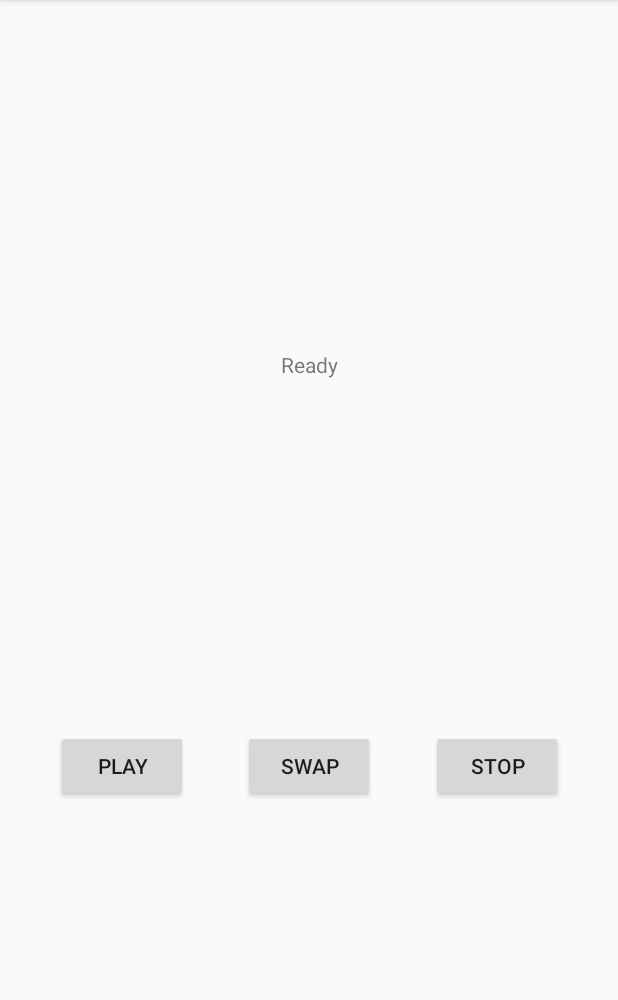
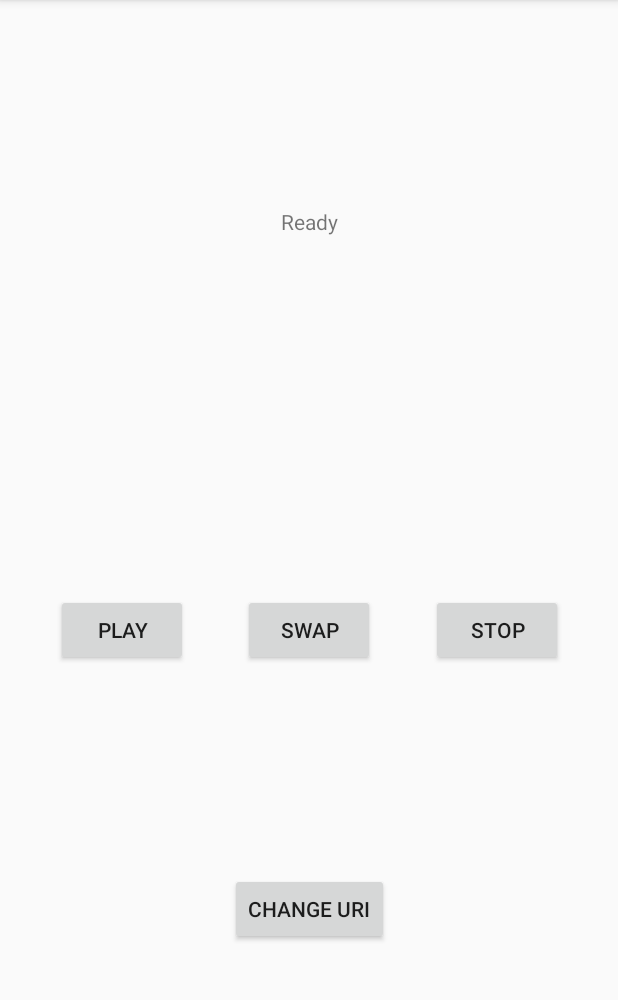
Before and after one commit to ybrid/app-example-android, an Android app: the screen it shows after launch (MainActivity), on a phone screen of 412 x 824 dp, the part 84-1084 px from its top. Run offline under Robolectric (Android 15) with nearby library versions, the phone set to English and light mode, and no system bars; libraries missing offline, so code that uses them is left out: io.ybrid.api, io.ybrid.player; 9 statements that could not run were skipped.

Commit message:
Feature: Support changing MediaEndpoint
Closes: YSDK-128

```diff
--- a/app/src/main/java/io/ybrid/app/example/android/ng/player/AndroidPlayer.java
+++ b/app/src/main/java/io/ybrid/app/example/android/ng/player/AndroidPlayer.java
@@ -18,17 +18,18 @@ import java.net.URI;
 import java.util.ArrayList;
 import java.util.List;
 import java.util.Locale;
+import java.util.Objects;
 
 /**
  * This abstracts the {@link Session}, and {@link YbridPlayer}
  * in a way suitable for Android.
  */
 public final class AndroidPlayer implements Closeable {
-    private static final @NotNull String STREAM_URI = "https://stagecast.ybrid.io/adaptive-demo";
+    private static final @NotNull URI STREAM_URI = URI.create("https://stagecast.ybrid.io/adaptive-demo");
 
     private final @NotNull HandlerThread handlerThread;
     private final @NotNull Handler handler;
-    private final @NotNull Session session;
+    private @Nullable Session session;
     private @Nullable MetadataConsumer metadataConsumer;
     private SessionClient player;
 
@@ -39,9 +40,15 @@ public final class AndroidPlayer implements Closeable {
         handlerThread.start();
         handler = new Handler(handlerThread.getLooper());
 
+        switchURI(STREAM_URI);
+    }
+
+    public void switchURI(@NotNull URI uri) {
+        final @NotNull Session nextSession;
+
         // Create a MediaEndpoint, and a Session from it.
         try {
-            final @NotNull MediaEndpoint mediaEndpoint = new MediaEndpoint(URI.create(STREAM_URI));
+            final @NotNull MediaEndpoint mediaEndpoint = new MediaEndpoint(uri);
             final @NotNull LocaleList list = LocaleList.getAdjustedDefault();
             final @NotNull List<Locale.LanguageRange> languages = new ArrayList<>(list.size());
 
@@ -53,7 +60,7 @@ public final class AndroidPlayer implements Closeable {
 
             mediaEndpoint.setAcceptedLanguages(languages);
 
-            session = mediaEndpoint.createSession();
+            nextSession = mediaEndpoint.createSession();
         } catch (IOException e) {
             e.printStackTrace();
             throw new RuntimeException(e);
@@ -62,6 +69,8 @@ public final class AndroidPlayer implements Closeable {
         // Connect the session.
         handler.post(() -> {
             try {
+                stopOnSameThread();
+                session = nextSession;
                 session.connect();
             } catch (IOException e) {
                 e.printStackTrace();
@@ -85,7 +94,7 @@ public final class AndroidPlayer implements Closeable {
                 synchronized (AndroidPlayer.this) {
                     if (player != null)
                         return;
-                    player = new YbridPlayer(session, null, AndroidAudioOutput::new);
+                    player = new YbridPlayer(Objects.requireNonNull(session), null, AndroidAudioOutput::new);
                     if (metadataConsumer != null)
                         player.setMetadataConsumer(metadataConsumer);
                     player.play();
@@ -97,22 +106,25 @@ public final class AndroidPlayer implements Closeable {
         });
     }
 
+    private synchronized void stopOnSameThread() {
+        try {
+            synchronized (this) {
+                if (player != null)
+                    player.stop();
+                player = null;
+            }
+        } catch (IOException e) {
+            e.printStackTrace();
+            throw new RuntimeException(e);
+        }
+    }
+
     /**
      * Stop playback.
      */
     public void stop() {
         if (player != null) {
-            handler.post(() -> {
-                try {
-                    synchronized (AndroidPlayer.this) {
-                        player.stop();
-                        player = null;
-                    }
-                } catch (IOException e) {
-                    e.printStackTrace();
-                    throw new RuntimeException(e);
-                }
-            });
+            handler.post(this::stopOnSameThread);
         }
     }
 
--- a/app/src/main/res/layout/activity_main.xml
+++ b/app/src/main/res/layout/activity_main.xml
@@ -12,14 +12,16 @@
             android:layout_height="wrap_content" android:id="@+id/status_display"
             app:layout_constraintTop_toTopOf="parent"
             app:layout_constraintBottom_toTopOf="@+id/button_play" app:layout_constraintEnd_toEndOf="parent"
-            app:layout_constraintStart_toStartOf="parent"/>
+            app:layout_constraintStart_toStartOf="parent" app:layout_constraintVertical_chainStyle="spread"/>
     <Button
             android:text="@string/label_play"
             android:layout_width="wrap_content"
             android:layout_height="wrap_content" android:id="@+id/button_play"
             app:layout_constraintStart_toStartOf="parent" app:layout_constraintEnd_toStartOf="@+id/button_swap"
             app:layout_constraintHorizontal_bias="0.5" app:layout_constraintHorizontal_chainStyle="spread"
-            app:layout_constraintTop_toBottomOf="@+id/status_display" app:layout_constraintBottom_toBottomOf="parent"/>
+            app:layout_constraintTop_toBottomOf="@+id/status_display"
+            android:layout_marginTop="100dp"
+            app:layout_constraintBottom_toTopOf="@+id/button_change_uri"/>
     <Button
             android:text="@string/label_stop"
             android:layout_width="wrap_content"
@@ -33,4 +35,12 @@
             app:layout_constraintStart_toEndOf="@+id/button_play"
             app:layout_constraintHorizontal_bias="0.5" app:layout_constraintEnd_toStartOf="@+id/button_stop"
             app:layout_constraintTop_toTopOf="@+id/button_play"/>
+    <Button
+            android:text="@string/label_change_URI"
+            android:layout_width="wrap_content"
+            android:layout_height="wrap_content" android:id="@+id/button_change_uri"
+            app:layout_constraintStart_toStartOf="parent" app:layout_constraintEnd_toEndOf="parent"
+            app:layout_constraintTop_toBottomOf="@+id/button_play"
+            app:layout_constraintHorizontal_bias="0.5"
+            app:layout_constraintBottom_toBottomOf="parent"/>
 </androidx.constraintlayout.widget.ConstraintLayout>
--- a/app/src/main/res/values/strings.xml
+++ b/app/src/main/res/values/strings.xml
@@ -3,6 +3,8 @@
     <string name="label_play">Play</string>
     <string name="label_swap">Swap</string>
     <string name="label_stop">Stop</string>
+    <string name="label_change_URI">Change URI</string>
+    <string name="title_change_URI">Enter new URI</string>
 
     <string name="status_ready">Ready</string>
 </resources>
```
Also changed, not shown: app/src/main/java/io/ybrid/app/example/android/ng/MainActivity.java (+14 -0 lines).
